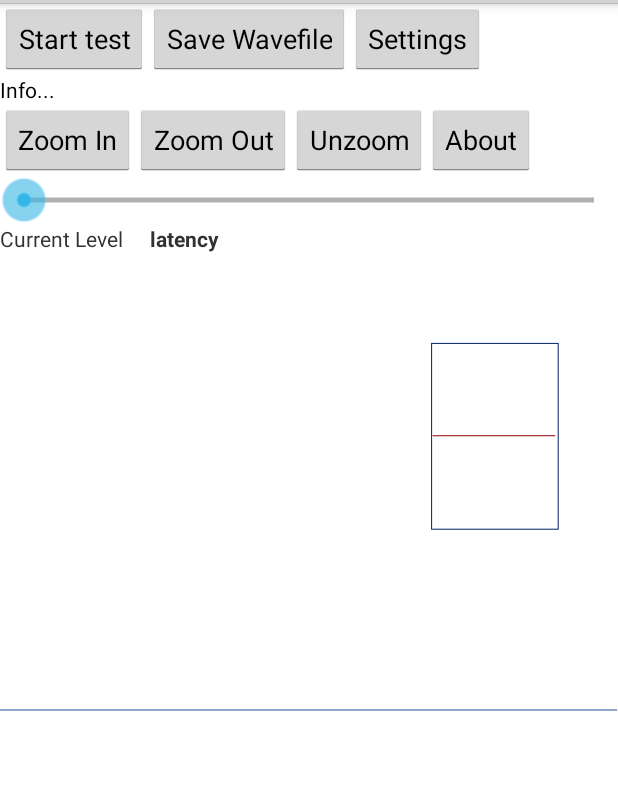
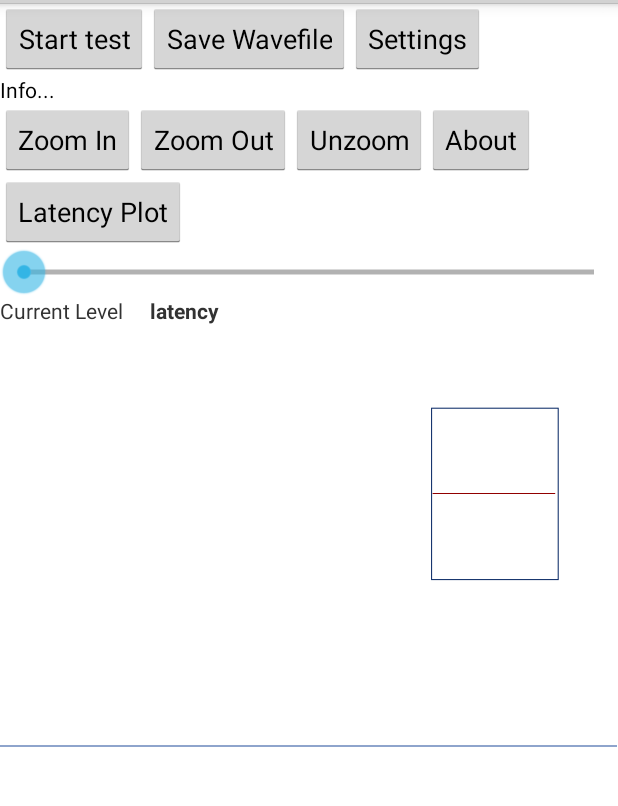
Before and after one commit to gkasten/drrickorang, an Android app: the layout main_activity.xml on its own in the app's theme, with its tools: preview values and no code run, on a phone screen of 412 x 824 dp, the part 69-875 px from its top. Run offline under Robolectric (Android 15) with nearby library versions, the phone set to English and light mode, and no system bars.

Commit message:
Partial code for collecting latency data

```diff
--- a/LoopbackApp/app/src/main/res/layout/main_activity.xml
+++ b/LoopbackApp/app/src/main/res/layout/main_activity.xml
@@ -103,6 +103,22 @@
     </LinearLayout>
 
     <LinearLayout
+        xmlns:android="http://schemas.android.com/apk/res/android"
+        xmlns:tools="http://schemas.android.com/tools"
+        android:layout_width="match_parent"
+        android:layout_height="wrap_content"
+        android:orientation="horizontal">
+
+        <Button
+            xmlns:android="http://schemas.android.com/apk/res/android"
+            android:id="@+id/buttonLatency"
+            android:layout_width="wrap_content"
+            android:layout_height="wrap_content"
+            android:text="@string/buttonLatency"
+            android:onClick="onButtonLatency"/>
+    </LinearLayout>
+
+    <LinearLayout
         android:orientation="horizontal"
         android:layout_width="fill_parent"
         android:layout_height="wrap_content">
--- a/LoopbackApp/app/src/main/res/values/strings.xml
+++ b/LoopbackApp/app/src/main/res/values/strings.xml
@@ -27,6 +27,7 @@
     <string name="buttonZoomOut">Zoom Out</string>
     <string name="buttonZoomIn"> Zoom In</string>
     <string name="buttonAbout">About</string>
+    <string name="buttonLatency">Latency Plot</string>
 
     <!-- disabled -->
     <string name="buttonZoomInFull">In Full</string>
```
Also changed, not shown: LoopbackApp/app/src/main/java/org/drrickorang/loopback/LatencyActivity.java (added, +34 -0 lines), LoopbackApp/app/src/main/java/org/drrickorang/loopback/LatencyRecord.java (added, +67 -0 lines), LoopbackApp/app/src/main/java/org/drrickorang/loopback/LoopbackActivity.java (+9 -0 lines), LoopbackApp/app/src/main/java/org/drrickorang/loopback/LoopbackAudioThread.java (+14 -0 lines).
